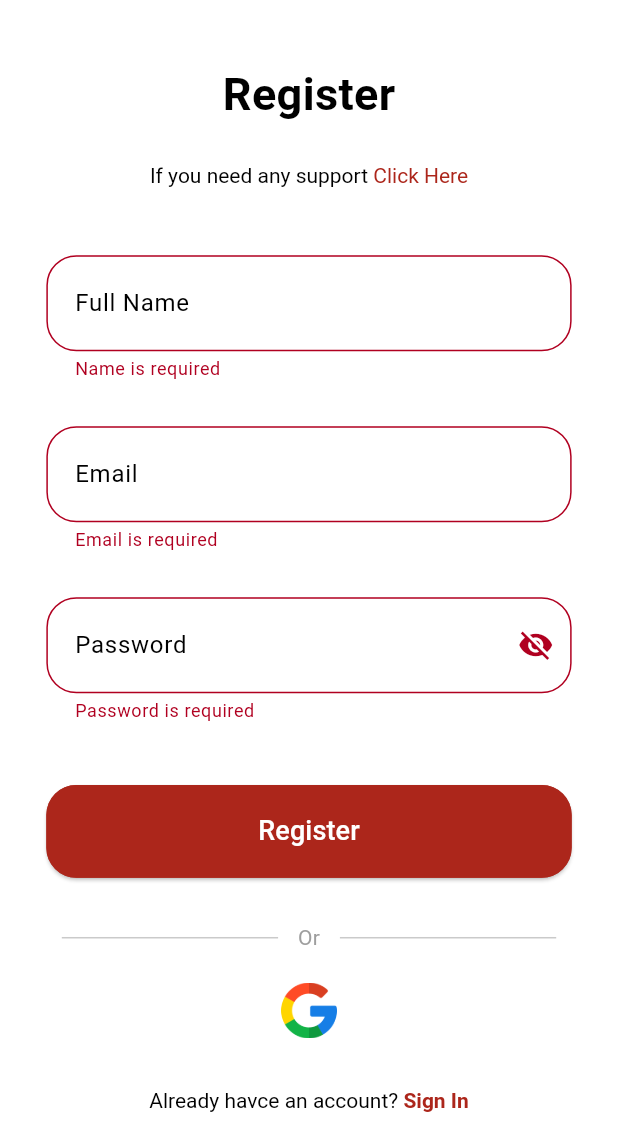
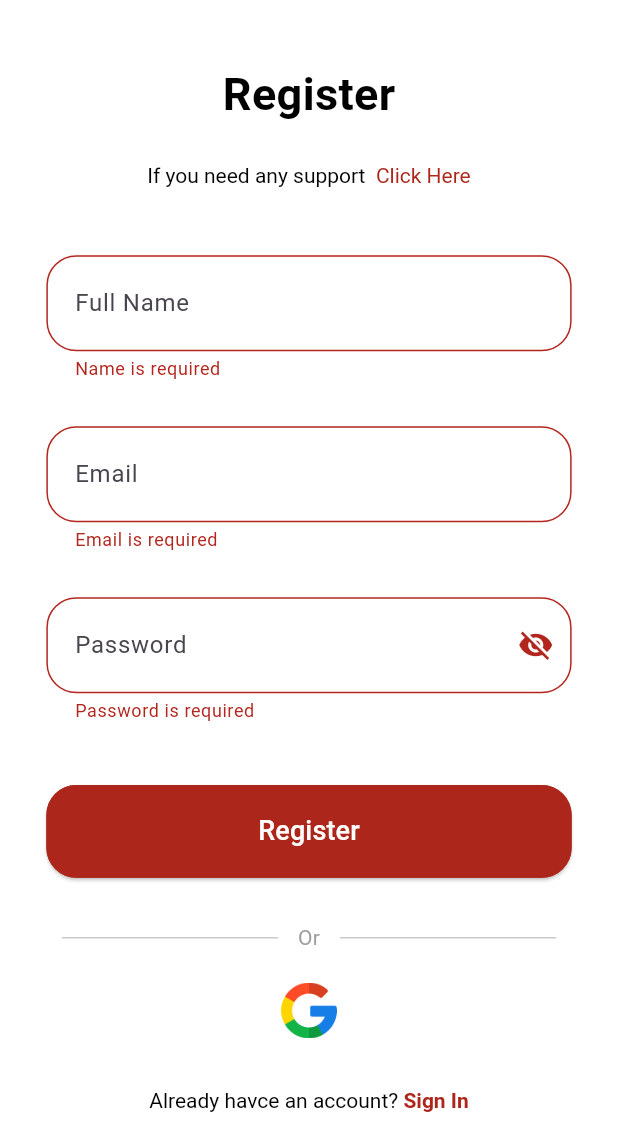
Before and after one commit to kaushallalani/MusicMate, a Flutter app: the SignupScreen screen opened by its route, after a tap on "Register", on a phone screen of 412 x 824 dp, the part 106-1236 px from its top. Run offline on Flutter 3.47's test engine with Material 3 defaults, Android fonts, the light colour scheme and no system bars; our stand-ins replace audioplayers, bloc, cloud_firestore, firebase_auth, firebase_core, flutter_bloc and 8 more; missing offline and left inert: unique_identifier; accounts and stored records are empty; generated files the repository leaves out were written again; network calls fail.

Commit message:
added custom colors

```diff
--- a/lib/constants/theme.dart
+++ b/lib/constants/theme.dart
@@ -3,4 +3,5 @@ export 'images.dart';
 export 'metrics.dart';
 export 'fonts.dart';
 export 'regex.dart';
+export 'custom_colors.dart';
 // export 'package:musicmate/constants/i18n/strings.g.dart';
--- a/lib/main.dart
+++ b/lib/main.dart
@@ -90,7 +90,9 @@ class _MyAppState extends State<MyApp> {
           child: MaterialApp.router(
             debugShowCheckedModeBanner: false,
             title: 'MusicMate',
-            theme: value.darkTheme == false ? lightMode : darkMode,
+            theme: ThemeData(brightness: Brightness.light),
+            darkTheme: ThemeData(brightness: Brightness.dark),
+            themeMode: ThemeMode.system,
             supportedLocales: {const Locale('en', '')},
             restorationScopeId: 'app',
             routerConfig: routeConfig.router,
--- a/lib/pages/signup/index.dart
+++ b/lib/pages/signup/index.dart
@@ -68,15 +68,16 @@ class _SignupScreenState extends State<SignupScreen> {
         return Scaffold(
           appBar: AppBar(
             toolbarHeight: 0,
-            systemOverlayStyle: const SystemUiOverlayStyle(
-                statusBarColor: Colors.white,
-                statusBarIconBrightness: Brightness.dark),
+            systemOverlayStyle: SystemUiOverlayStyle(
+                statusBarColor: Theme.of(context).customColors.bg,
+                statusBarIconBrightness:
+                    Theme.of(context).customColors.iconBrightness),
           ),
           body: Stack(children: [
             SingleChildScrollView(
               child: Container(
                 height: Metrics.height(context) * 1,
-                color: Colors.white,
+                color: Theme.of(context).customColors.bg,
                 child: Column(
                   children: [
                     Padding(
@@ -122,9 +123,12 @@ class _SignupScreenState extends State<SignupScreen> {
                           child: Column(
                             mainAxisAlignment: MainAxisAlignment.center,
                             children: [
-                              const Text(
+                              Text(
                                 'Register',
                                 style: TextStyle(
+                                    color: Theme.of(context)
+                                        .customColors
+                                        .bgInverse,
                                     fontSize: FontSize.xlarge,
                                     fontWeight: FontWeight.bold),
                               ),
@@ -133,10 +137,13 @@ class _SignupScreenState extends State<SignupScreen> {
                                 child: Container(
                                   alignment: Alignment.center,
                                   child: RichText(
-                                    text: const TextSpan(
-                                        text: 'If you need any support ',
-                                        style: TextStyle(color: Colors.black),
-                                        children: [
+                                    text: TextSpan(
+                                        text: 'If you need any support  ',
+                                        style: TextStyle(
+                                            color: Theme.of(context)
+                                                .customColors
+                                                .bgInverse),
+                                        children: const [
                                           TextSpan(
                                               text: 'Click Here',
                                               style: TextStyle(
@@ -362,8 +369,10 @@ class _SignupScreenState extends State<SignupScreen> {
                                     child: RichText(
                                       text: TextSpan(
                                           text: 'Already havce an account? ',
-                                          style: const TextStyle(
-                                              color: Colors.black),
+                                          style: TextStyle(
+                                              color: Theme.of(context)
+                                                  .customColors
+                                                  .bgInverse),
                                           children: [
                                             TextSpan(
                                                 text: 'Sign In',
```
Also changed, not shown: lib/constants/custom_colors.dart (added, +30 -0 lines), lib/pages/login/index.dart (+18 -11 lines).
